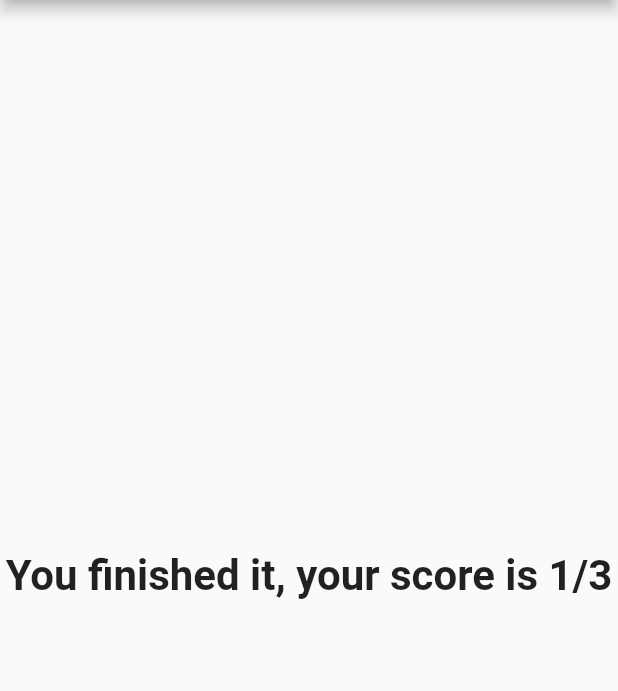
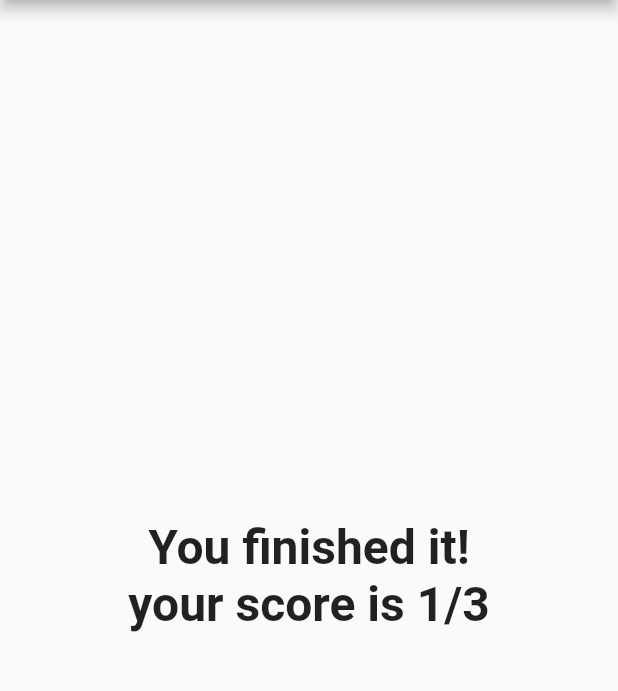
Before and after one commit to giuliano-macedo/flutter_udemy, a Flutter app: the screen it shows after launch, after a tap on "Empire State Building (USA)", after a tap on "São Paulo", after a tap on "Feathers?", on a phone screen of 412 x 824 dp, the part 84-775 px from its top. Run offline on Flutter 3.47's test engine with Material 2 defaults, Android fonts, the phone set to English and light mode, and no system bars.

```diff
--- a/hello_world/lib/main.dart
+++ b/hello_world/lib/main.dart
@@ -73,10 +73,11 @@ class _AppState extends State<App>{
 		}
     return Center(
       child: Text(
-          "You finished it, your score is $_score/${_questions.length}",
+          "You finished it!\nyour score is $_score/${_questions.length}",
+          textAlign: TextAlign.center,
           style:TextStyle(
-            fontSize: 28,
-            fontWeight: FontWeight.bold
+            fontSize: 32,
+            fontWeight: FontWeight.bold,
           )
         )
       );
```
